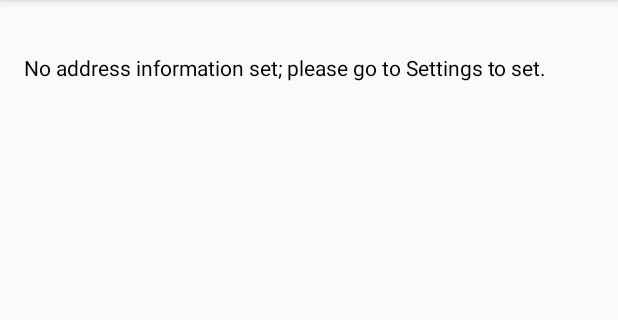
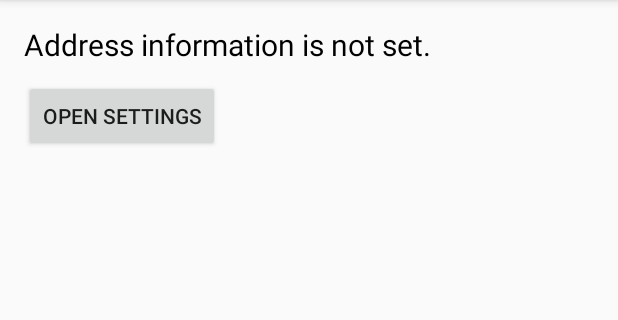
Before and after one commit to JCapriotti/MilwaukeeDPW, an Android app: the screen it shows after launch (MainActivity), on a phone screen of 412 x 824 dp, the part 84-404 px from its top. Run offline under Robolectric (Android 15) with nearby library versions, the light colour scheme and no system bars.

Commit message:
Clean up no settings scenario

```diff
--- a/app/src/main/java/com/jcap/milwaukeedpw/AppSettingsActivity.java
+++ b/app/src/main/java/com/jcap/milwaukeedpw/AppSettingsActivity.java
@@ -10,10 +10,10 @@ import android.os.Bundle;
 import android.preference.ListPreference;
 import android.preference.Preference;
 import android.preference.PreferenceActivity;
+import android.preference.PreferenceFragment;
+import android.preference.PreferenceManager;
 import android.support.v4.app.NavUtils;
 import android.support.v7.app.ActionBar;
-import android.preference.PreferenceFragment;
-import android.preference.PreferenceManager;
 import android.view.MenuItem;
 
 import java.util.List;
--- a/app/src/main/java/com/jcap/milwaukeedpw/MainActivity.java
+++ b/app/src/main/java/com/jcap/milwaukeedpw/MainActivity.java
@@ -19,6 +19,8 @@ import android.support.v7.widget.Toolbar;
 import android.text.Html;
 import android.text.method.LinkMovementMethod;
 import android.view.MenuItem;
+import android.view.View;
+import android.widget.RelativeLayout;
 import android.widget.TextView;
 
 import com.jcap.milwaukeedpw.utility.VersionHelper;
@@ -32,6 +34,8 @@ import java.util.concurrent.ExecutionException;
 public class MainActivity extends AppCompatActivity
         implements NavigationView.OnNavigationItemSelectedListener,
         SharedPreferences.OnSharedPreferenceChangeListener {
+
+    private Integer resetClickCounter;
 
     @Override
     protected void onCreate(Bundle savedInstanceState) {
@@ -57,6 +61,7 @@ public class MainActivity extends AppCompatActivity
         loadDisplay(sharedPref);
 
         checkFirstRun();
+        resetClickCounter = 0;
     }
 
     public void checkFirstRun() {
@@ -82,6 +87,8 @@ public class MainActivity extends AppCompatActivity
     }
 
     private void loadDisplay(SharedPreferences prefs) {
+        RelativeLayout main_nextPickup = (RelativeLayout)findViewById(R.id.main_nextPickup);
+        RelativeLayout main_noAddress = (RelativeLayout)findViewById(R.id.main_noAddress);
         TextView nextPickupText = (TextView)findViewById(R.id.nextPickupText);
         TextView updatedText = (TextView)findViewById(R.id.pickupUpdated);
 
@@ -91,9 +98,13 @@ public class MainActivity extends AppCompatActivity
         String suffix = prefs.getString(getString(R.string.pref_key_suffix), "");
 
         if (houseNumber.isEmpty() || directional.isEmpty() || street.isEmpty() || suffix.isEmpty()) {
-            updatedText.setText("");
-            nextPickupText.setText(R.string.no_address);
+            main_nextPickup.setVisibility(View.GONE);
+            main_noAddress.setVisibility(View.VISIBLE);
             return;
+        }
+        else {
+            main_nextPickup.setVisibility(View.VISIBLE);
+            main_noAddress.setVisibility(View.GONE);
         }
 
         PickupLocationParameters params = new PickupLocationParameters(houseNumber, directional, street, suffix);
@@ -199,4 +210,36 @@ public class MainActivity extends AppCompatActivity
         }
     }
 
+    public void onPickupTextClick(View view) {
+        showDeleteDataOption();
+    }
+
+    public void onOpenSettingsClick(View view) {
+        Intent intent = new Intent();
+        intent.setClassName(this, "com.jcap.milwaukeedpw.AppSettingsActivity");
+        startActivity(intent);
+    }
+
+    private void showDeleteDataOption() {
+        if (++resetClickCounter == 7) {
+            resetClickCounter = 0;
+            new AlertDialog.Builder(MainActivity.this)
+                    .setTitle(R.string.reset_dialog_title)
+                    .setMessage(R.string.reset_dialog_message)
+                    .setIcon(android.R.drawable.ic_dialog_alert)
+                    .setPositiveButton(R.string.yes, new DialogInterface.OnClickListener() {
+                        public void onClick(DialogInterface dialog,int id) {
+                            PreferenceManager
+                                    .getDefaultSharedPreferences(getApplicationContext()).edit().clear().apply();
+                        }
+                    })
+                    .setNegativeButton(R.string.no, new DialogInterface.OnClickListener() {
+                        public void onClick(DialogInterface dialog,int id) {
+                            dialog.cancel();
+                        }
+                    })
+                    .show();
+        }
+    }
+
 }
--- a/app/src/main/res/layout/content_main.xml
+++ b/app/src/main/res/layout/content_main.xml
@@ -12,7 +12,10 @@
     tools:context="com.jcap.milwaukeedpw.MainActivity"
     tools:showIn="@layout/app_bar_main">
 
-
+    <RelativeLayout
+        android:id="@id/main_nextPickup"
+        android:layout_width="match_parent"
+        android:layout_height="match_parent">
         <TextView
             android:id="@id/pickupUpdated"
             android:layout_width="fill_parent"
@@ -20,7 +23,7 @@
             android:gravity="right"
             android:text="@string/updated" />
 
-    <ScrollView android:id="@+id/textAreaScroller"
+        <ScrollView
             android:layout_width="fill_parent"
             android:layout_below="@id/pickupUpdated"
             android:scrollbars="vertical"
@@ -32,7 +35,31 @@
                 android:scrollbars="vertical"
                 android:textColor="#000000"
                 android:text="@string/next_pickup"
-            android:clickable="true" />
+                android:clickable="true"
+                android:onClick="onPickupTextClick" />
         </ScrollView>
+    </RelativeLayout>
+
+
+    <RelativeLayout
+        android:layout_width="match_parent"
+        android:layout_height="match_parent"
+        android:id="@id/main_noAddress">
+        <TextView
+            android:layout_width="match_parent"
+            android:layout_height="wrap_content"
+            android:textColor="#000000"
+            android:textSize="20sp"
+            android:id="@+id/no_address"
+            android:text="@string/no_address"/>
+        <Button
+            android:onClick="onOpenSettingsClick"
+            android:layout_width="wrap_content"
+            android:layout_height="wrap_content"
+            android:text="@string/open_settings"
+            android:layout_below="@id/no_address"
+            android:layout_marginTop="10sp"
+            android:id="@+id/button" />
+    </RelativeLayout>
 
 </RelativeLayout>
--- a/app/src/main/res/layout/nav_header_main.xml
+++ b/app/src/main/res/layout/nav_header_main.xml
@@ -6,5 +6,4 @@
     android:gravity="bottom"
     android:orientation="vertical"
     android:theme="@style/ThemeOverlay.AppCompat.Dark">
-
 </LinearLayout>
--- a/app/src/main/res/values/ids.xml
+++ b/app/src/main/res/values/ids.xml
@@ -10,6 +10,9 @@
     <item name="nav_review" type="id" />
     <item name="nav_share" type="id" />
 
+    <item name="main_nextPickup" type="id" />
+    <item name="main_noAddress" type="id" />
+
     <!--Donate-->
     <item name="radio_low" type="id" />
     <item name="radio_medium" type="id" />
--- a/app/src/main/res/values/strings.xml
+++ b/app/src/main/res/values/strings.xml
@@ -4,6 +4,9 @@
 
     <string name="navigation_drawer_open">Open navigation drawer</string>
     <string name="navigation_drawer_close">Close navigation drawer</string>
+
+    <string name="yes">Yes</string>
+    <string name="no">No</string>
 
     <!-- Navigation Menu -->
     <string name="nav_settings">Settings</string>
@@ -19,7 +22,8 @@
     <string name="next_pickup">Next Pickup</string>
     <string name="updated">Updated:</string>
     <string name="preferences">Preferences</string>
-    <string name="no_address">No address information set; please go to Settings to set.</string>
+    <string name="no_address">Address information is not set.</string>
+    <string name="open_settings">Open Settings</string>
 
     <!-- Settings Activity -->
     <string name="pref_header_address">Address Settings</string>
@@ -60,6 +64,9 @@
         <p>Version: %s</p>
         ]]>
     </string>
+    <string name="reset_settings">Reset Settings</string>
+    <string name="reset_dialog_title">Reset?</string>
+    <string name="reset_dialog_message">Are you sure you want to clear the settings for this application?</string>
 
     <!-- Donate Activity -->
     <string name="title_donate">Contribute</string>
--- a/app/src/main/res/xml/pref_address.xml
+++ b/app/src/main/res/xml/pref_address.xml
@@ -1,6 +1,9 @@
 <?xml version="1.0" encoding="utf-8"?>
 <PreferenceScreen xmlns:android="http://schemas.android.com/apk/res/android">
 
+    <PreferenceCategory
+        android:title="@string/pref_header_address"
+        android:key="pref_key_address_settings">
         <EditTextPreference android:title="Address Number"
             android:key="@string/pref_key_houseNumber"
             android:defaultValue=""
@@ -28,4 +31,6 @@
             android:entries="@array/suffixNames"
             android:entryValues="@array/suffixValues" />
 
+    </PreferenceCategory>
+
 </PreferenceScreen>
```
Lines whose indentation alone changed are shown as unchanged.
